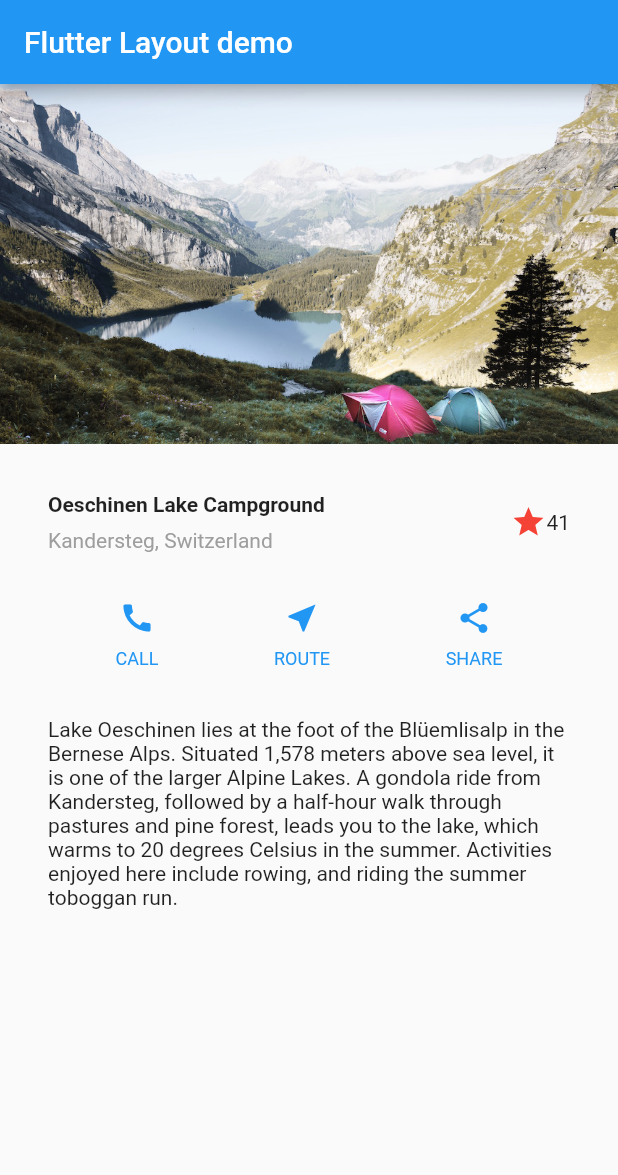
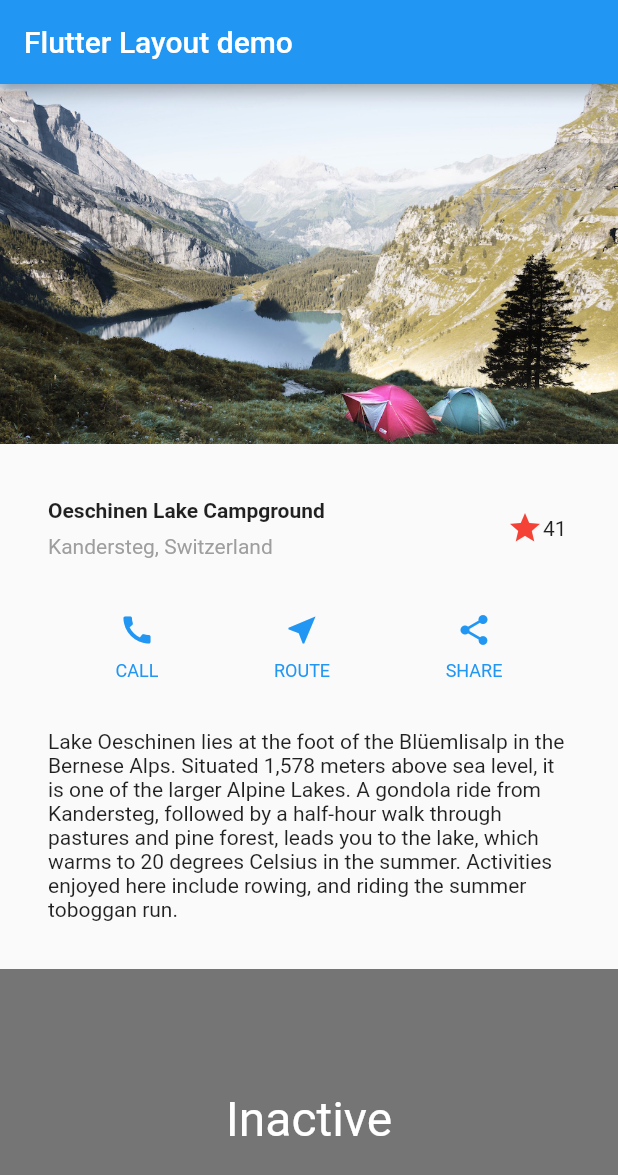
Before and after one commit to MaxPDev/flutter_helloworld, a Flutter app: the screen it shows after launch, on a phone screen of 412 x 824 dp. Shown: the top 1175 px of the screen. Run offline on Flutter 3.47's test engine with Material 2 defaults, Android fonts, the phone set to English and light mode, and no system bars.

```diff
--- /dev/null
+++ b/lib/TapBoxA.dart
@@ -0,0 +1,63 @@
+import 'package:flutter/material.dart';
+
+// TapboxA manages its own state.
+
+//------------------------- TapboxA ----------------------------------
+
+class TapboxA extends StatefulWidget {
+  const TapboxA({Key? key}) : super(key: key);
+
+  @override
+  _TapboxAState createState() => _TapboxAState();
+}
+
+class _TapboxAState extends State<TapboxA> {
+  bool _active = false;
+
+  void _handleTap() {
+    setState(() {
+      _active = !_active;
+    });
+  }
+
+  @override
+  Widget build(BuildContext context) {
+    return GestureDetector(
+      onTap: _handleTap,
+      child: Container(
+        child: Center(
+          child: Text(
+            _active ? 'Active' : 'Inactive',
+            style: const TextStyle(fontSize: 32.0, color: Colors.white),
+          ),
+        ),
+        width: 200.0,
+        height: 200.0,
+        decoration: BoxDecoration(
+          color: _active ? Colors.lightGreen[700] : Colors.grey[600],
+        ),
+      ),
+    );
+  }
+}
+
+//------------------------- MyApp ----------------------------------
+
+// class MyApp extends StatelessWidget {
+//   const MyApp({Key? key}) : super(key: key);
+//
+//   @override
+//   Widget build(BuildContext context) {
+//     return MaterialApp(
+//       title: 'Flutter Demo',
+//       home: Scaffold(
+//         appBar: AppBar(
+//           title: const Text('Flutter Demo'),
+//         ),
+//         body: const Center(
+//           child: TapboxA(),
+//         ),
+//       ),
+//     );
+//   }
+// }
--- /dev/null
+++ b/lib/favorite_widget.dart
@@ -0,0 +1,54 @@
+import 'package:flutter/material.dart';
+
+class FavoriteWidget extends StatefulWidget {
+  const FavoriteWidget({Key? key}) : super(key: key);
+
+  @override
+  _FavoriteWidgetState createState() => _FavoriteWidgetState();
+}
+
+
+class _FavoriteWidgetState extends State<FavoriteWidget> {
+
+  bool _isFavorited = true;
+  int _favoriteCount = 41;
+
+  void _toggleFavorite() {
+    setState(() {
+      if (_isFavorited) {
+        _favoriteCount -= 1;
+        _isFavorited = false;
+      } else {
+        _favoriteCount += 1;
+        _isFavorited = true;
+      }
+    });
+  }
+
+  @override
+  Widget build(BuildContext context) {
+    return Row(
+      mainAxisSize: MainAxisSize.min,
+      children: [
+        Container(
+          padding: const EdgeInsets.all(0),
+          child: IconButton(
+            padding: const EdgeInsets.all(0),
+            alignment: Alignment.centerRight,
+            icon: (_isFavorited
+                ? const Icon(Icons.star)
+                : const Icon(Icons.star_border)),
+            color: Colors.red[500],
+            onPressed: _toggleFavorite,
+          ),
+        ),
+        SizedBox(
+          width: 18,
+          child: SizedBox(
+            child: Text('$_favoriteCount'),
+          ),
+        ),
+      ],
+    );
+  }
+}
--- a/lib/main.dart
+++ b/lib/main.dart
@@ -3,6 +3,9 @@
 // found in the LICENSE file.
 
 import 'package:flutter/material.dart';
+import 'package:helloworld/ParentWidget.dart';
+import 'package:helloworld/TapBoxA.dart';
+import 'package:helloworld/favorite_widget.dart';
 
 void main() {
   runApp(const MyApp());
@@ -43,11 +46,7 @@ class MyApp extends StatelessWidget {
             ),
           ),
           /*3*/
-          Icon(
-            Icons.star,
-            color: Colors.red[500],
-          ),
-          const Text('41'),
+          const FavoriteWidget(),
         ],
       ),
     );
@@ -94,6 +93,8 @@ class MyApp extends StatelessWidget {
             titleSection,
             buttonSection,
             textSection,
+            TapboxA(),
+            ParentWidget(),
           ],
         ),
       ),
```
Also changed, not shown: lib/ParentMixAndMatch.dart (added, +101 -0 lines), lib/ParentWidget.dart (added, +69 -0 lines).
